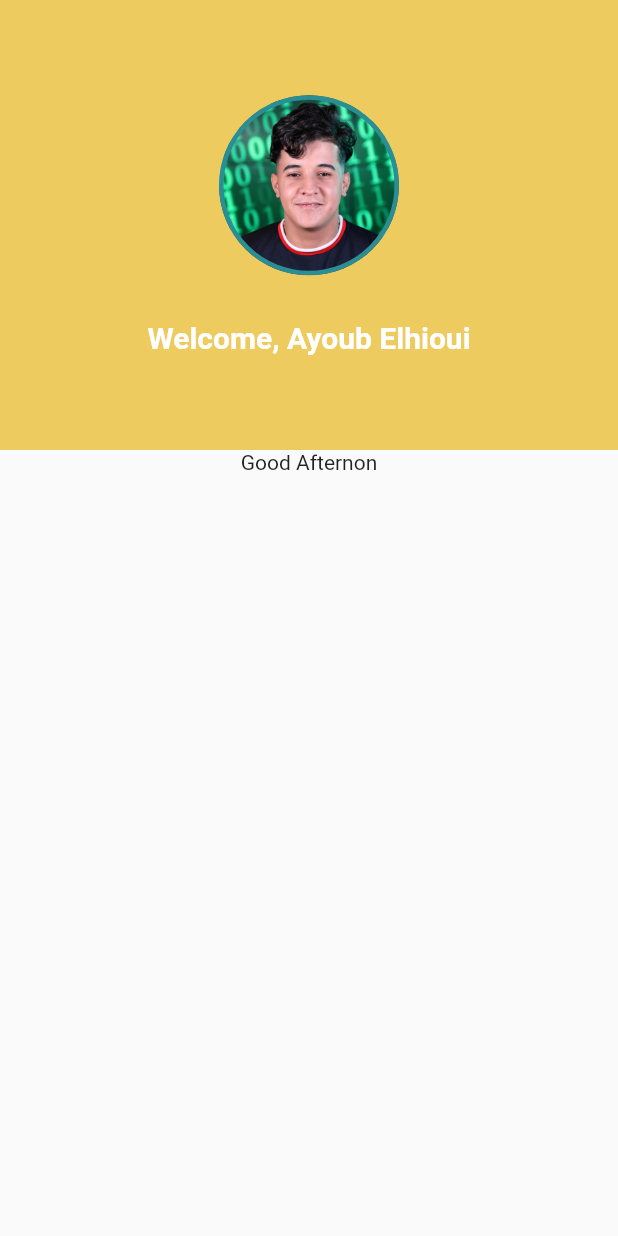
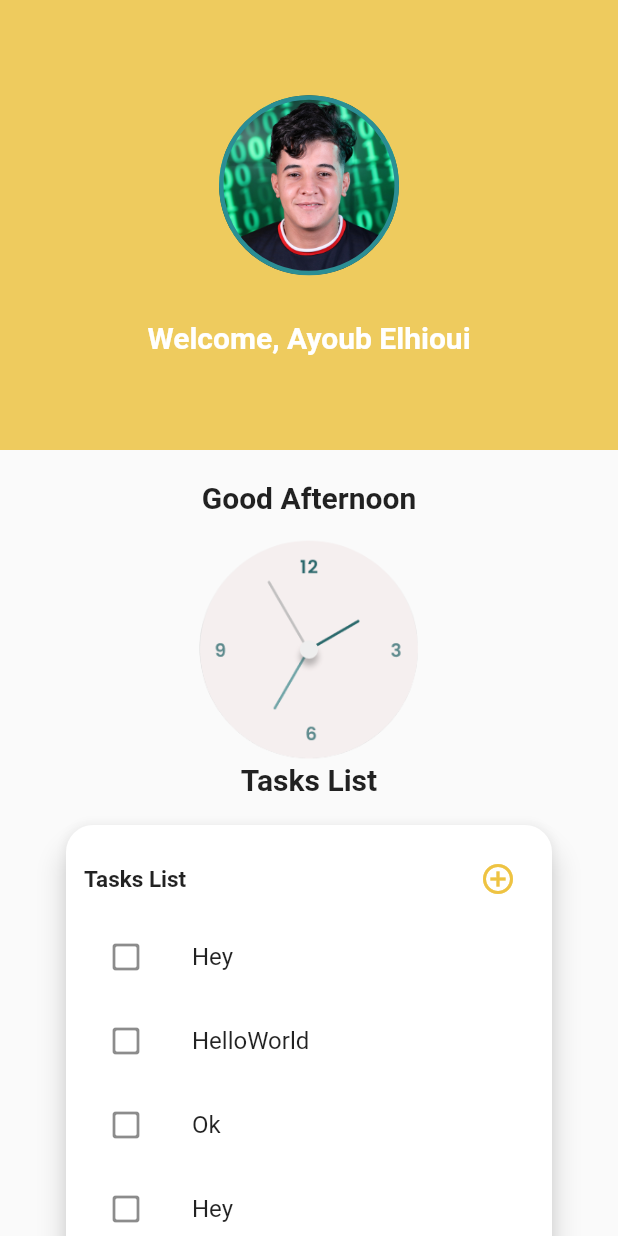
Before and after one commit to ayoubelhioui/LOGIN_SIGNUP_UI, a Flutter app: the screen it shows after launch, after a tap on "Login", on a phone screen of 412 x 824 dp. Run offline on Flutter 3.47's test engine with Material 2 defaults, Android fonts, the phone set to English and light mode, and no system bars.

Commit message:
moving forward

```diff
--- a/lib/Todolistpage.dart
+++ b/lib/Todolistpage.dart
@@ -4,13 +4,14 @@ void main() => runApp(const TodoListPage());
 
 class TodoListPage extends StatelessWidget {
   const TodoListPage({Key? key}) : super(key: key);
-
   @override
   Widget build(BuildContext context) {
+    List<String> todoList = ["Hey", "HelloWorld", "Ok", "Hey", "HelloWorld", "Ok"];
     return MaterialApp(
       debugShowCheckedModeBanner: false,
       home: Scaffold(
-        body: Column(
+        body: SingleChildScrollView(
+          child: Column(
             children: [
               Container(
                 child: Column(
@@ -51,8 +52,83 @@ class TodoListPage extends StatelessWidget {
                   ),
                 ),
               ),
-            const Text('Good Afternon'),
+              Column(
+                children: [
+                  const SizedBox(
+                    height: 20,
+                  ),
+                  const Padding(
+                    child: Text(
+                      'Good Afternoon',
+                      style: TextStyle(fontSize: 20, fontWeight: FontWeight.bold),
+                    ),
+                    padding: EdgeInsets.symmetric(horizontal: 20),
+                  ),
+                  const SizedBox(
+                    height: 15,
+                  ),
+                  SizedBox(
+                    width: 150,
+                    child: Image.asset('assets/clock.png'),
+                    height: 150,
+                  ),
+                  const Text(
+                    'Tasks List',
+                    style: TextStyle(fontSize: 20, fontWeight: FontWeight.bold),
+                  )
                 ],
+              ),
+              const SizedBox(
+                height: 15,
+              ),
+              Padding(
+                padding: const EdgeInsets.symmetric(horizontal: 40),
+                child: Card(
+                  elevation: 8,
+                  shape: RoundedRectangleBorder(
+                    borderRadius: BorderRadius.circular(18),
+                  ),
+                  child: Padding(
+                    padding: const EdgeInsets.all(12),
+                    child: Column(
+                      children: [
+                        Row(
+                          mainAxisAlignment: MainAxisAlignment.spaceBetween,
+                          children: [
+                            const Text(
+                              'Tasks List',
+                              style: TextStyle(
+                                fontSize: 15,
+                                fontWeight: FontWeight.bold,
+                              ),
+                            ),
+                            IconButton(
+                              color: const Color.fromARGB(255, 238, 195, 66),
+                              icon: const Icon(
+                                Icons.add_circle_outline,
+                              ),
+                              onPressed: () => {},
+                            )
+                          ],
+                        ),
+                        ListView.builder(
+                            shrinkWrap: true,
+                            scrollDirection: Axis.vertical,
+                            itemCount: todoList.length,
+                            itemBuilder: (builder, index) => ListTile(
+                                  leading: const Icon(
+                                      Icons.check_box_outline_blank_rounded),
+                                  title: Text(
+                                    todoList[index],
+                                  ),
+                                )),
+                      ],
+                    ),
+                  ),
+                ),
+              )
+            ],
+          ),
         ),
       ),
     );
--- a/pubspec.yaml
+++ b/pubspec.yaml
@@ -63,6 +63,7 @@ flutter:
     - assets/background.png
     - assets/yellowbackground.png
     - assets/image.png
+    - assets/clock.png
   #   - images/a_dot_burr.jpeg
   #   - images/a_dot_ham.jpeg
 
```
Also changed, not shown: assets/clock.png (added). Lines whose indentation alone changed are shown as unchanged.
